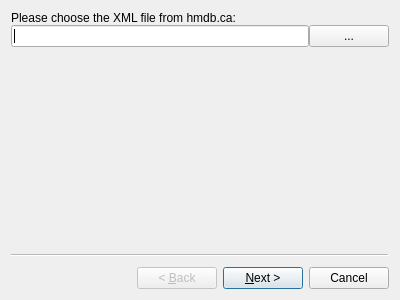
Old version of the form src/dialogimport.ui in the repository zwpwjwtz/HMDB-qt.
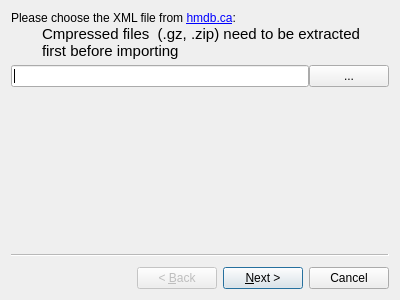
New version of the form. Icons and pictures are not drawn.

The edit to the form file:
```diff
--- a/src/dialogimport.ui
+++ b/src/dialogimport.ui
@@ -35,12 +35,56 @@
       <item>
        <widget class="QLabel" name="labelChooseFile">
         <property name="text">
-         <string>Please choose the XML file from hmdb.ca:</string>
+         <string>Please choose the XML file from &lt;a href=&quot;https://hmdb.ca/downloads&quot;&gt;hmdb.ca&lt;/a&gt;:</string>
+        </property>
+        <property name="openExternalLinks">
+         <bool>true</bool>
         </property>
        </widget>
       </item>
+      <item>
+       <layout class="QHBoxLayout" name="horizontalLayout">
+        <property name="spacing">
+         <number>2</number>
+        </property>
+        <item>
+         <widget class="QLabel" name="label">
+          <property name="maximumSize">
+           <size>
+            <width>32</width>
+            <height>32</height>
+           </size>
+          </property>
+          <property name="pixmap">
+           <pixmap resource="resource.qrc">:/icons/help-about.png</pixmap>
+          </property>
+          <property name="scaledContents">
+           <bool>true</bool>
+          </property>
+         </widget>
+        </item>
+        <item>
+         <widget class="QLabel" name="labelChooseFileRemark">
+          <property name="font">
+           <font>
+            <pointsize>11</pointsize>
+           </font>
+          </property>
+          <property name="text">
+           <string>Cmpressed files  (.gz, .zip) need to be extracted first before importing</string>
+          </property>
+          <property name="wordWrap">
+           <bool>true</bool>
+          </property>
+         </widget>
+        </item>
+       </layout>
+      </item>
       <item>
        <layout class="QHBoxLayout" name="horizontalLayout_1">
+        <property name="topMargin">
+         <number>5</number>
+        </property>
         <item>
          <widget class="QLineEdit" name="textImportFilename"/>
         </item>
```
Left out of the diff: 6 changed lines with no effect on the pictures.
